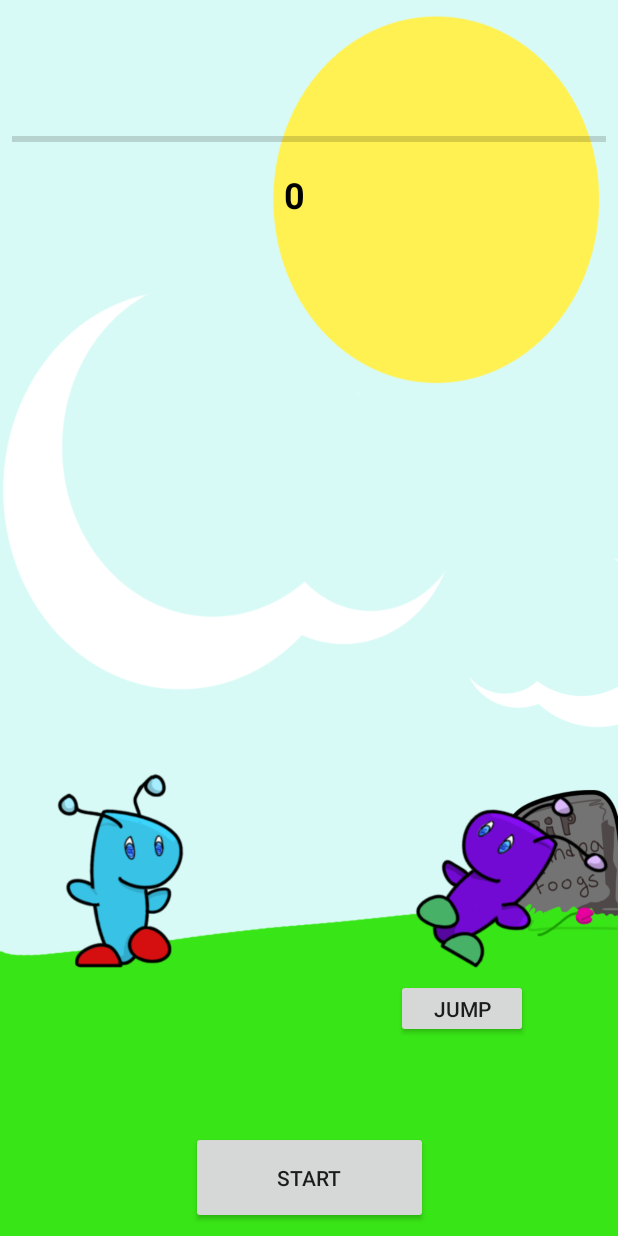
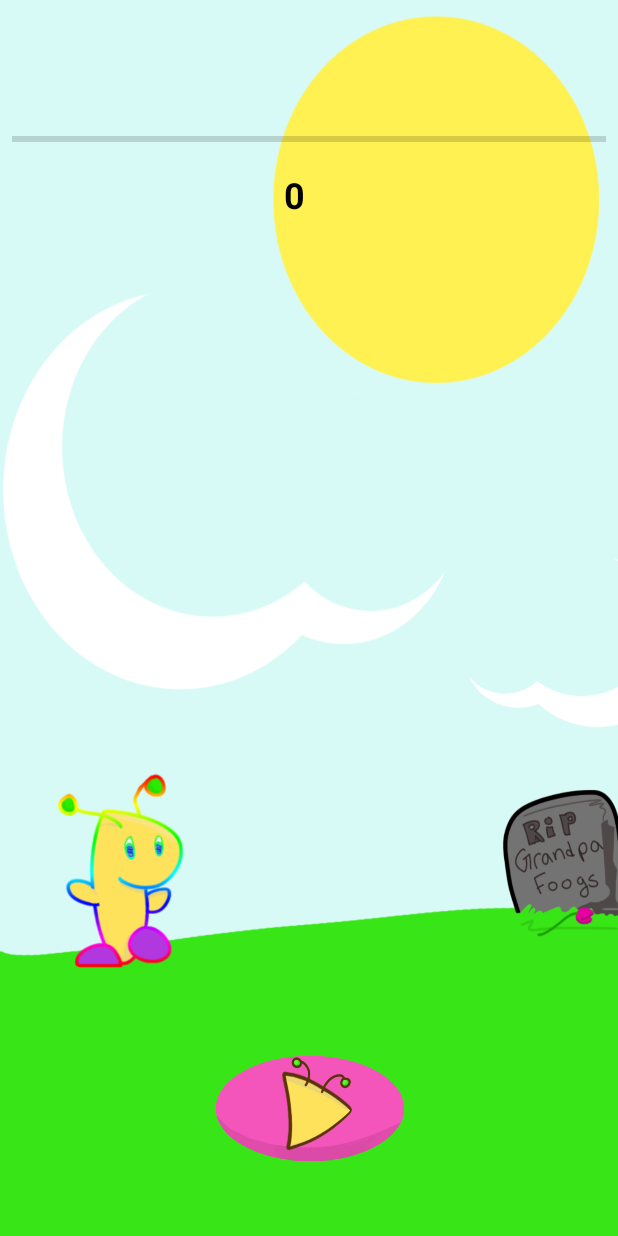
Before and after one commit to DevonTrammell/Foogles, an Android app: the foogle_hop screen opened directly, with no data from a screen before it, on a phone screen of 412 x 824 dp. Run offline under Robolectric (Android 15) with nearby library versions, the phone set to English and light mode, and no system bars.

Commit message:
Implemented start buttons for Whack, Climb and Hop. Collision detection for hop is buggy and does not work properly

```diff
--- a/Foogles/app/src/main/java/fooglesinc/foogles/foogle_climb.java
+++ b/Foogles/app/src/main/java/fooglesinc/foogles/foogle_climb.java
@@ -195,7 +195,7 @@
     public void startGame(View view){
 
 
-        Button startButton = (Button) findViewById(R.id.button25);
+        ImageButton startButton = (ImageButton) findViewById(R.id.playClimbButton);
         ImageButton leftButton = (ImageButton) findViewById(R.id.moveLeft);
         ImageButton rightButton = (ImageButton) findViewById(R.id.moveRight);
 
--- a/Foogles/app/src/main/java/fooglesinc/foogles/whack_a_foogle.java
+++ b/Foogles/app/src/main/java/fooglesinc/foogles/whack_a_foogle.java
@@ -38,7 +38,7 @@
         Intent intent = getIntent();
         message = intent.getStringExtra(MainActivity.FOOGLE_NAME);
 
-        Button startButton = (Button) findViewById(R.id.whackStart);
+        ImageButton startButton = (ImageButton) findViewById(R.id.playWhackButton);
         startButton.setVisibility(View.VISIBLE);
 
         ImageButton topLeft = (ImageButton) findViewById(R.id.topLeftHole);
@@ -315,7 +315,7 @@
     public void startGame(View view)
     {
 
-        Button startButton = (Button) findViewById(R.id.whackStart);
+        ImageButton startButton = (ImageButton) findViewById(R.id.playWhackButton);
 
         startButton.setVisibility(View.INVISIBLE);
 
--- a/Foogles/app/src/main/res/layout/activity_foogle_hop.xml
+++ b/Foogles/app/src/main/res/layout/activity_foogle_hop.xml
@@ -24,21 +24,6 @@
         app:layout_constraintTop_toTopOf="parent"
         app:layout_constraintVertical_bias="0.078" />
 
-    <Button
-        android:id="@+id/button25"
-        android:layout_width="158dp"
-        android:layout_height="62dp"
-        android:layout_marginBottom="8dp"
-        android:layout_marginTop="424dp"
-        android:onClick="startGame"
-        android:text="@string/Start"
-        app:layout_constraintBottom_toBottomOf="parent"
-        app:layout_constraintLeft_toLeftOf="parent"
-        app:layout_constraintRight_toRightOf="parent"
-        app:layout_constraintTop_toBottomOf="@+id/progressBar3"
-        app:layout_constraintVertical_bias="1.0"
-        tools:text="@string/Start" />
-
     <ImageView
         android:id="@+id/jumpingFoogle"
         android:layout_width="148dp"
@@ -54,7 +39,7 @@
         app:layout_constraintStart_toStartOf="parent"
         app:layout_constraintTop_toTopOf="parent"
         app:layout_constraintVertical_bias="0.762"
-        app:srcCompat="@drawable/sonic_walk2" />
+        app:srcCompat="@drawable/mvp_walk2" />
 
     <TextView
         android:id="@+id/textView5"
@@ -77,22 +62,6 @@
         app:layout_constraintVertical_bias="0.133"
         tools:text="0" />
 
-    <Button
-        android:id="@+id/jumpButton"
-        android:layout_width="wrap_content"
-        android:layout_height="39dp"
-        android:layout_marginBottom="8dp"
-        android:layout_marginEnd="8dp"
-        android:layout_marginStart="8dp"
-        android:layout_marginTop="8dp"
-        android:text="@string/Jump"
-        app:layout_constraintBottom_toBottomOf="parent"
-        app:layout_constraintEnd_toEndOf="parent"
-        app:layout_constraintHorizontal_bias="0.832"
-        app:layout_constraintStart_toStartOf="parent"
-        app:layout_constraintTop_toTopOf="parent"
-        app:layout_constraintVertical_bias="0.839" />
-
     <ImageView
         android:id="@+id/flyingFoogle"
         android:layout_width="150dp"
@@ -113,4 +82,41 @@
         android:layout_marginRight="8dp"
         android:layout_marginLeft="204dp" />
 
+    <ImageButton
+        android:id="@+id/jumpButton"
+        android:layout_width="125dp"
+        android:layout_height="70dp"
+        android:layout_marginBottom="8dp"
+        android:layout_marginEnd="8dp"
+        android:layout_marginStart="8dp"
+        android:layout_marginTop="8dp"
+        android:background="@drawable/invis"
+        android:scaleType="fitXY"
+        app:layout_constraintBottom_toBottomOf="parent"
+        app:layout_constraintEnd_toEndOf="parent"
+        app:layout_constraintHorizontal_bias="0.502"
+        app:layout_constraintStart_toStartOf="parent"
+        app:layout_constraintTop_toTopOf="parent"
+        app:layout_constraintVertical_bias="0.943"
+        app:srcCompat="@drawable/final_hop" />
+
+    <ImageButton
+        android:id="@+id/playHopButton"
+        android:layout_width="125dp"
+        android:layout_height="70dp"
+        android:layout_marginBottom="8dp"
+        android:layout_marginEnd="8dp"
+        android:layout_marginStart="8dp"
+        android:layout_marginTop="8dp"
+        android:background="@drawable/invis"
+        android:onClick="startGame"
+        android:scaleType="fitXY"
+        app:layout_constraintBottom_toBottomOf="parent"
+        app:layout_constraintEnd_toEndOf="parent"
+        app:layout_constraintHorizontal_bias="0.502"
+        app:layout_constraintStart_toStartOf="parent"
+        app:layout_constraintTop_toTopOf="parent"
+        app:layout_constraintVertical_bias="0.943"
+        app:srcCompat="@drawable/play_button" />
+
 </android.support.constraint.ConstraintLayout>
```
Also changed, not shown: Foogles/app/src/main/java/fooglesinc/foogles/foogle_hop.java (+99 -88 lines), Foogles/app/src/main/res/layout/activity_foogle_climb.xml (+19 -15 lines), Foogles/app/src/main/res/layout/activity_whack_a_foogle.xml (+19 -16 lines).
